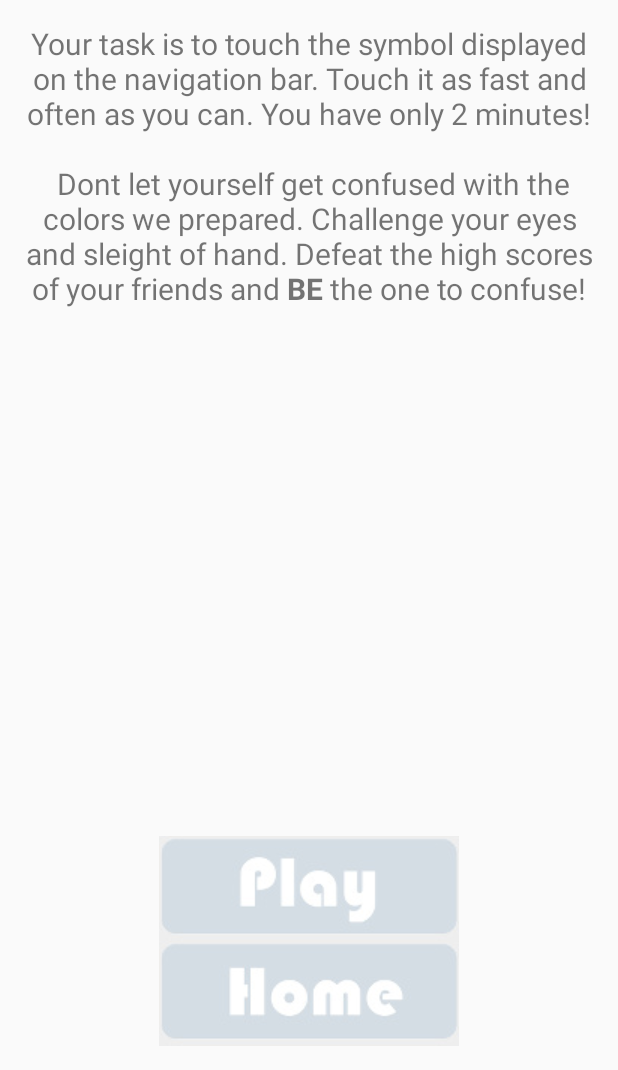
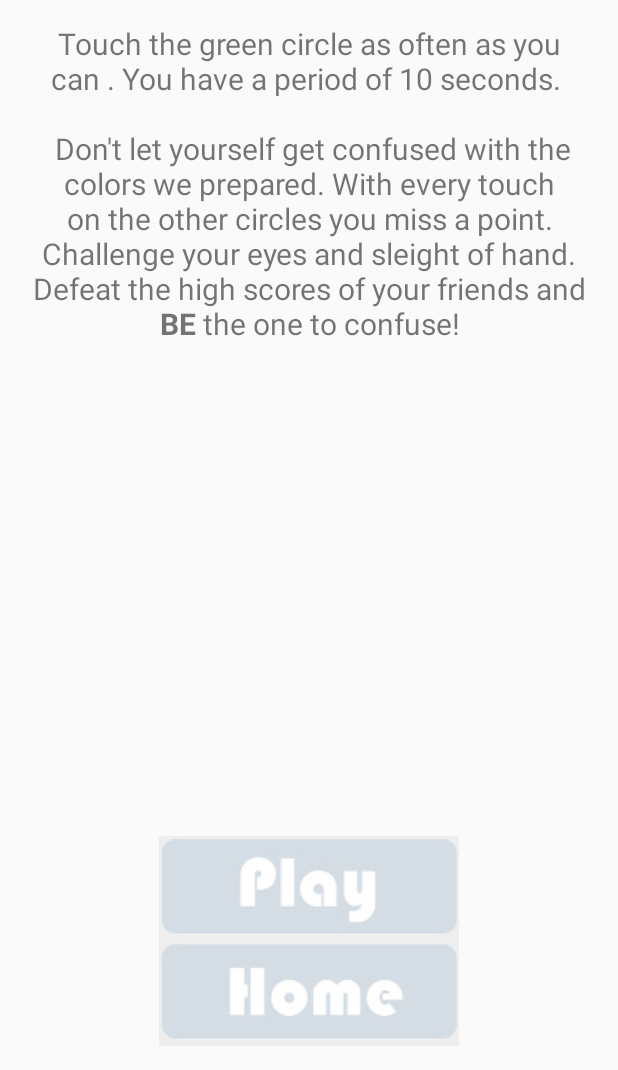
Before and after one commit to Chynn/Confusion, an Android app: the InstructionActivity screen opened directly, with no data from a screen before it, on a phone screen of 412 x 824 dp, the part 166-1236 px from its top. Run offline under Robolectric (Android 15) with nearby library versions, the phone set to English and light mode, and no system bars; Roboto replaces fonts that are not available here; 1 statement that could not run was skipped.

Commit message:
New instructioin

```diff
--- a/app/src/main/res/values/strings.xml
+++ b/app/src/main/res/values/strings.xml
@@ -11,7 +11,7 @@
 
     <!-- TextView Strings -->
     <string name="instructionTitle"> Welcome to Confusion! </string>
-    <string name="instructionTxt">"Your task is to touch the symbol displayed on the navigation bar. Touch it as fast and often as you can. You have only 2 minutes!\n \n Dont let yourself get confused with the colors we prepared. Challenge your eyes and sleight of hand. Defeat the high scores of your friends and <b>BE</b> the one to confuse!"</string>
+    <string name="instructionTxt">"Touch the green circle as often as you can . You have a period of 10 seconds. \n \n Don't let yourself get confused with the colors we prepared. With every touch on the other circles you miss a point. Challenge your eyes and sleight of hand. Defeat the high scores of your friends and <b>BE</b> the one to confuse!"</string>
     <string name="nameInput">"<i>Type in your name</i>"</string>
     <string name="scoreTitle">Your Score</string>
     <string name="scoreDefault">0</string>
```
